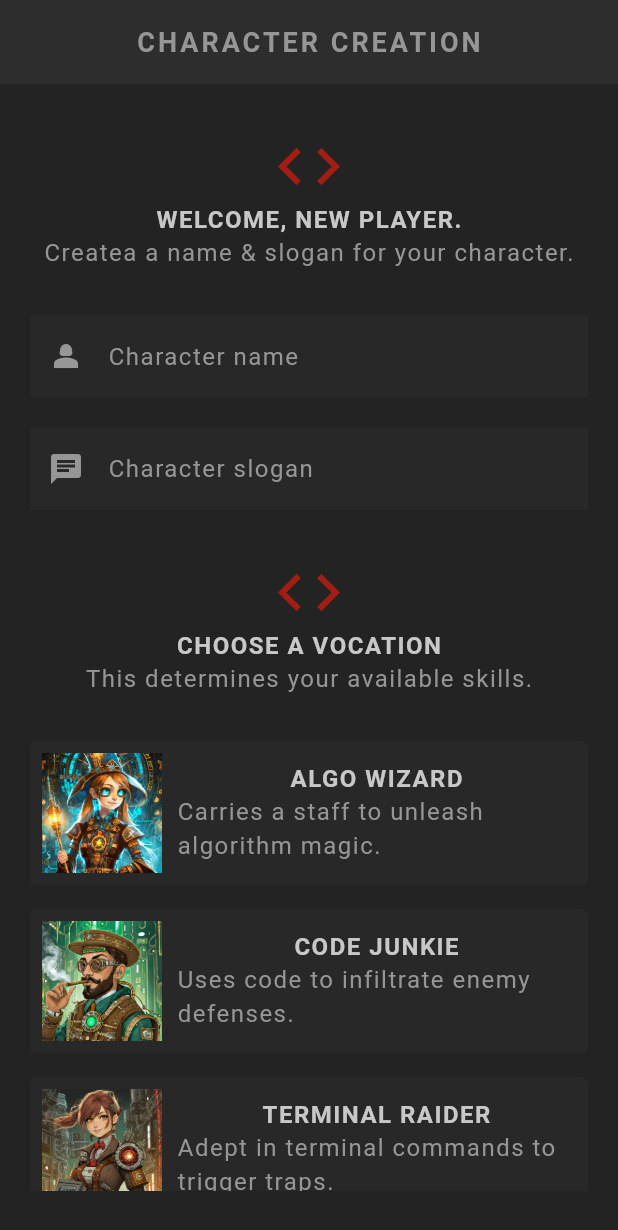
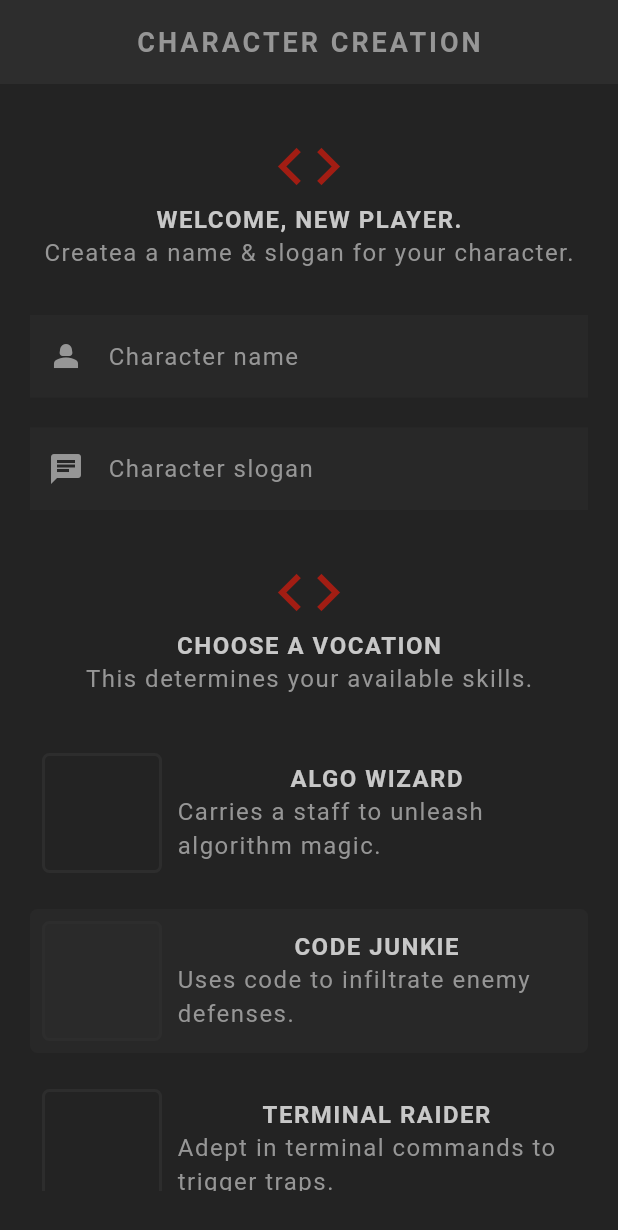
Before and after one commit to chaudhuree/Flutter-Codes, a Flutter app: the screen it shows after launch, on a phone screen of 412 x 824 dp. Shown: the top 1230 px of the screen. Run offline on Flutter 3.47's test engine with Material 3 defaults, Android fonts, the phone set to English and light mode, and no system bars; our stand-ins replace flutter_screenutil, google_fonts; Roboto replaces fonts that are missing (Kanit).

Commit message:
feat: add character creation screen with vocation selection UI

```diff
--- a/flutter_rpg/lib/screens/create/create.dart
+++ b/flutter_rpg/lib/screens/create/create.dart
@@ -24,6 +24,14 @@ class _CreateState extends State<Create> {
     _nameController.dispose();
     _sloganContoller.dispose();
     super.dispose();
+  }
+
+  Vocation selectedVocation = Vocation.junkie;
+
+  void onVocationSelected(Vocation vocation) {
+    setState(() {
+      selectedVocation = vocation;
+    });
   }
 
   // submit handler
@@ -116,10 +124,26 @@ class _CreateState extends State<Create> {
               SizedBox(height: 30),
 
               // vocation cards
-              const VocationCard(vocation: Vocation.wizard),
-              const VocationCard(vocation: Vocation.junkie),
-              const VocationCard(vocation: Vocation.raider),
-              const VocationCard(vocation: Vocation.ninja),
+              VocationCard(
+                vocation: Vocation.wizard,
+                onVocationSelected: onVocationSelected,
+                selected: selectedVocation == Vocation.wizard,
+              ),
+              VocationCard(
+                vocation: Vocation.junkie,
+                onVocationSelected: onVocationSelected,
+                selected: selectedVocation == Vocation.junkie,
+              ),
+              VocationCard(
+                vocation: Vocation.raider,
+                onVocationSelected: onVocationSelected,
+                selected: selectedVocation == Vocation.raider,
+              ),
+              VocationCard(
+                vocation: Vocation.ninja,
+                onVocationSelected: onVocationSelected,
+                selected: selectedVocation == Vocation.ninja,
+              ),
               Center(
                 child: StyledButton(
                   onPressed: handleSubmit,
--- a/flutter_rpg/lib/screens/create/vocation_card.dart
+++ b/flutter_rpg/lib/screens/create/vocation_card.dart
@@ -1,31 +1,52 @@
 import 'package:flutter/material.dart';
 import 'package:flutter_rpg/models/vocation.dart';
 import 'package:flutter_rpg/shared/styled_text.dart';
+import 'package:flutter_rpg/theme.dart';
 
 class VocationCard extends StatelessWidget {
-  const VocationCard({super.key, required this.vocation});
+  const VocationCard({
+    super.key,
+    required this.vocation,
+    required this.onVocationSelected,
+    required this.selected,
+  });
 
   final Vocation vocation;
+  final void Function(Vocation) onVocationSelected;
+  final bool selected;
 
   @override
   Widget build(BuildContext context) {
     return GestureDetector(
       onTap: () {
-        // print(vocation.title);
+        onVocationSelected(vocation);
       },
       child: Card(
+        color: selected
+            ? AppColors.secondaryColor.withValues(alpha: 0.5)
+            : Colors.transparent,
         child: Padding(
           padding: const EdgeInsets.all(8),
           child: Row(
             children: [
               // vocation img
-              SizedBox(
+              Container(
                 width: 80,
                 height: 80,
-                child: Image.asset(
-                  'assets/img/vocations/${vocation.image}',
-                  fit: BoxFit.cover,
+                decoration: BoxDecoration(
+                  color: selected
+                      ? AppColors.secondaryColor.withValues(alpha: 0.5)
+                      : Colors.transparent,
+                  border: Border.all(color: AppColors.secondaryColor, width: 2),
+                  borderRadius: BorderRadius.circular(5),
                 ),
+                // Uncomment this when you want to use the image
+                // child: Image.asset(
+                //   'assets/img/vocations/${vocation.image}',
+                // width: 80,
+                //   colorBlendMode: BlendMode.color,
+                //   color: !selected ? Colors.black.withValues(alpha: 0.5) : Colors.transparent,
+                // ),
               ),
               const SizedBox(width: 10),
               Expanded(
```
